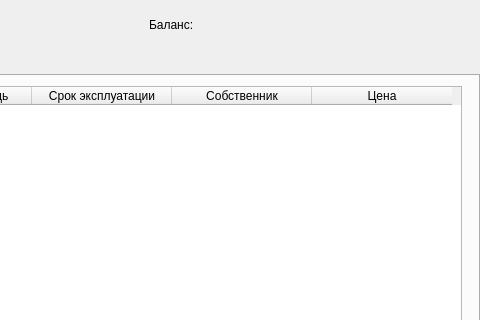
This is ui/user.ui in ShamilyanOksana/ocean as Qt 5 draws it before an edit; both pictures show x 401 to 881 and y 0 to 320 of the 881 by 771 pixel window. The edited form follows.
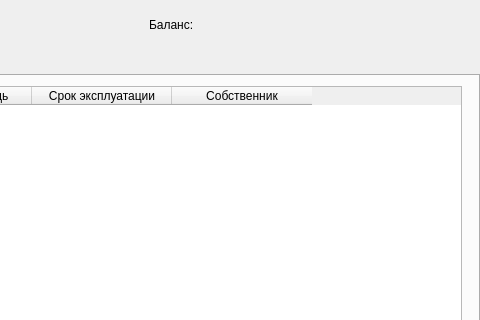
This is the edited form.

The edit to the form file:
```diff
--- a/ui/user.ui
+++ b/ui/user.ui
@@ -85,11 +85,6 @@
         <string>Собственник</string>
        </property>
       </column>
-      <column>
-       <property name="text">
-        <string>Цена</string>
-       </property>
-      </column>
      </widget>
     </widget>
     <widget class="QWidget" name="tab_2">
```
